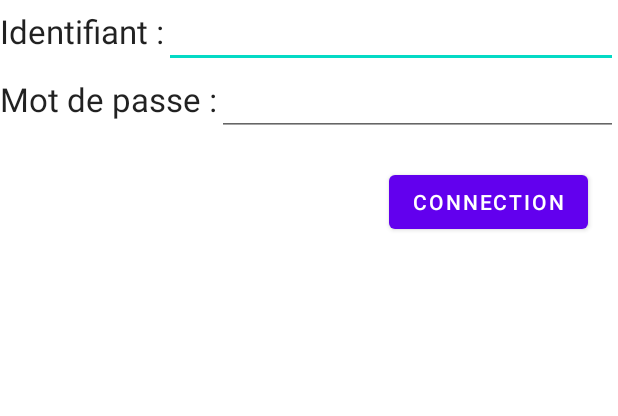
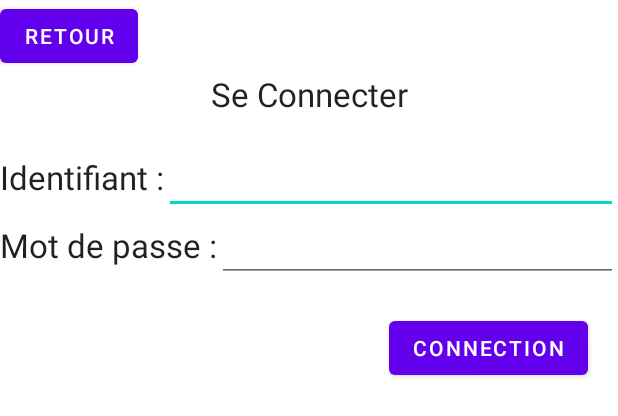
Before and after one commit to Stevehunn/OuiFit, an Android app: the layout fragment_connection_activity.xml on its own in the app's theme, with its tools: preview values and no code run, on a phone screen of 412 x 824 dp. Shown: the top 416 px of the screen. Run offline under Robolectric (Android 15) with nearby library versions, the phone set to English and light mode, and no system bars.

Commit message:
Ajout boutons sur les layouts

```diff
--- a/app/src/main/res/layout/fragment_connection_activity.xml
+++ b/app/src/main/res/layout/fragment_connection_activity.xml
@@ -5,6 +5,21 @@
     android:layout_height="match_parent"
     tools:context=".ConnectionActivity"
     android:orientation="vertical">
+
+    <Button
+        android:id="@+id/btRetourStat"
+        android:layout_width="wrap_content"
+        android:layout_height="wrap_content"
+        android:text="@string/retour" />
+
+    <TextView
+        android:textAppearance="@style/TextAppearance.AppCompat.Large"
+        android:layout_marginBottom="20dp"
+        android:gravity="center"
+        android:id="@+id/textView"
+        android:layout_width="match_parent"
+        android:layout_height="wrap_content"
+        android:text="@string/ConnectionTitre"/>
 
 
     <LinearLayout
--- a/app/src/main/res/layout/inscription.xml
+++ b/app/src/main/res/layout/inscription.xml
@@ -15,6 +15,12 @@
         android:layout_margin="50dp"
         android:layout_marginBottom="50dp"
         >
+        <Button
+            android:id="@+id/btRetourInscription"
+            android:layout_width="wrap_content"
+            android:layout_height="wrap_content"
+            android:text="@string/retour" />
+
 
         <TextView
             android:textAppearance="@style/TextAppearance.AppCompat.Large"
--- a/app/src/main/res/layout/menu_exercices.xml
+++ b/app/src/main/res/layout/menu_exercices.xml
@@ -5,6 +5,12 @@
     android:layout_width="match_parent"
     android:layout_height="match_parent"
     android:orientation="vertical">
+
+    <Button
+        android:id="@+id/btRetourEx"
+        android:layout_width="wrap_content"
+        android:layout_height="wrap_content"
+        android:text="@string/retour" />
 
     <TextView
         android:layout_width="wrap_content"
--- a/app/src/main/res/values/strings.xml
+++ b/app/src/main/res/values/strings.xml
@@ -16,6 +16,9 @@
     <string name="ConfirmPassword">Confirmez :</string>
     <string name="boutonInscription">S'inscrire</string>
     <string name="InscriptionTitre">Inscription</string>
+    <string name="ConnectionTitre">Se Connecter</string>
+
+    <string name="retour">Retour</string>
     <!-- TODO: Remove or change this placeholder text -->
 
     <!-- TODO: Remove or change this placeholder text -->
```
Also changed, not shown: app/src/main/res/layout/menu_course.xml (+7 -0 lines), app/src/main/res/layout/menu_stat.xml (+8 -5 lines).
